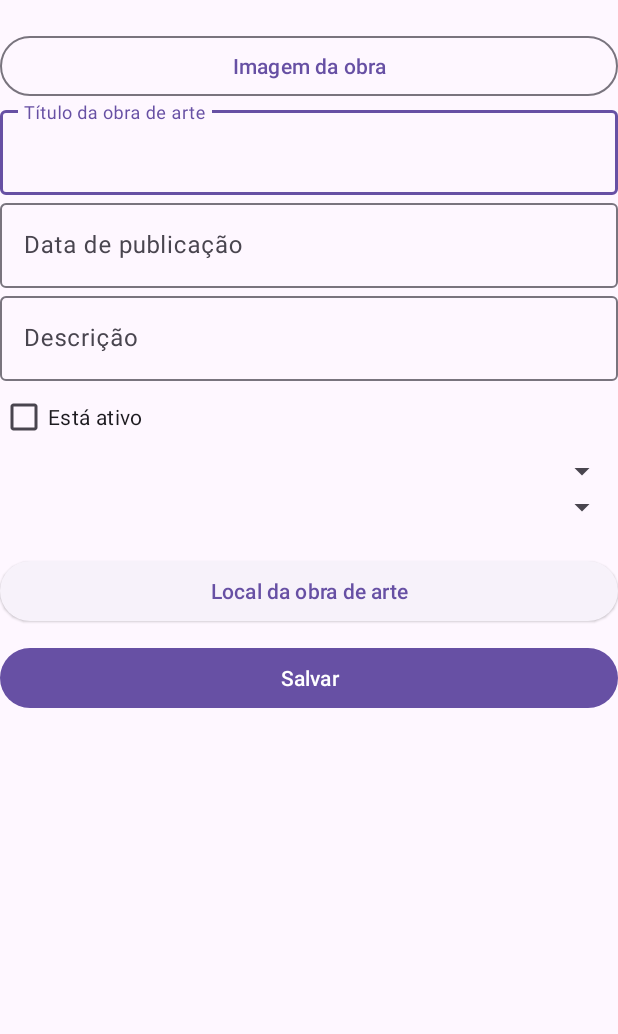
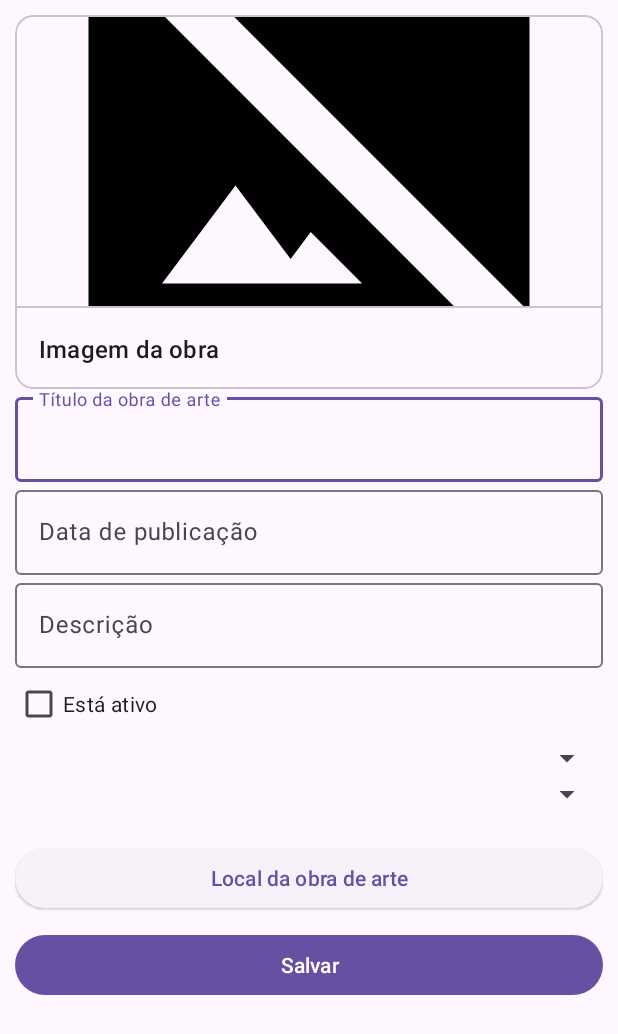
Before and after one commit to LaraaMagalhaes/EspacaoCultural, an Android app: the SaveArtActivity screen opened directly, with no data from a screen before it, on a phone screen of 412 x 824 dp. Shown: the top 1034 px of the screen. Run offline under Robolectric (Android 15) with nearby library versions, the phone set to English and light mode, and no system bars.

Commit message:
Alterado layout de imagem da obra

```diff
--- /dev/null
+++ b/app/src/main/res/drawable/baseline_hide_image_24.xml
@@ -0,0 +1,7 @@
+<vector xmlns:android="http://schemas.android.com/apk/res/android" android:height="24dp" android:tint="#000000" android:viewportHeight="24" android:viewportWidth="24" android:width="24dp">
+
+    <path android:fillColor="@android:color/white" android:pathData="M21,5c0,-1.1 -0.9,-2 -2,-2H5.83L21,18.17V5z"/>
+
+    <path android:fillColor="@android:color/white" android:pathData="M2.81,2.81L1.39,4.22L3,5.83V19c0,1.1 0.9,2 2,2h13.17l1.61,1.61l1.41,-1.41L2.81,2.81zM6,17l3,-4l2.25,3l0.82,-1.1l2.1,2.1H6z"/>
+
+</vector>
--- a/app/src/main/res/layout/activity_save_art.xml
+++ b/app/src/main/res/layout/activity_save_art.xml
@@ -1,22 +1,45 @@
 <?xml version="1.0" encoding="utf-8"?>
-<LinearLayout
+<ScrollView
     xmlns:android="http://schemas.android.com/apk/res/android"
     xmlns:tools="http://schemas.android.com/tools"
     android:id="@+id/main"
     android:layout_width="match_parent"
     android:layout_height="match_parent"
-    android:padding="10dp"
-    android:orientation="vertical"
     tools:context=".views.SaveArtActivity">
-
-    <Button
-        style="@style/Widget.Material3.Button.OutlinedButton"
-        android:id="@+id/art_image_field"
+    <LinearLayout
         android:layout_width="match_parent"
         android:layout_height="wrap_content"
+        android:padding="10dp"
+        android:orientation="vertical">
+
+        <com.google.android.material.card.MaterialCardView
+            android:id="@+id/card"
+            android:layout_width="match_parent"
+            android:layout_height="wrap_content">
+            <LinearLayout
+                android:layout_width="match_parent"
+                android:layout_height="wrap_content"
+                android:orientation="vertical">
+                <ImageView
+                    android:layout_width="match_parent"
+                    android:layout_height="194dp"
+                    android:scaleType="centerCrop"
+                    android:contentDescription="@string/art_image_hint"
+                    android:id="@+id/art_image_field"
+                    android:src="@drawable/baseline_hide_image_24"
+                    />
+                <com.google.android.material.divider.MaterialDivider
+                    android:layout_width="match_parent"
+                    android:layout_height="wrap_content" />
+                <TextView
+                    android:layout_width="wrap_content"
+                    android:layout_height="wrap_content"
                     android:text="@string/art_image_hint"
-        android:layout_marginTop="20dp"
+                    android:textAppearance="?attr/textAppearanceTitleMedium"
+                    android:padding="16dp"
                     />
+            </LinearLayout>
+        </com.google.android.material.card.MaterialCardView>
 
         <com.google.android.material.textfield.TextInputLayout
             android:layout_width="match_parent"
@@ -66,6 +89,7 @@
                 android:id="@+id/art_genders_field"
                 android:layout_width="match_parent"
                 android:layout_height="wrap_content"
+                style="@style/Widget.AppCompat.Spinner.DropDown"
                 />
         </com.google.android.material.textfield.TextInputLayout>
 
@@ -98,3 +122,4 @@
             android:text="@string/save"
             />
     </LinearLayout>
+</ScrollView>
```
Lines whose indentation alone changed are shown as unchanged.
